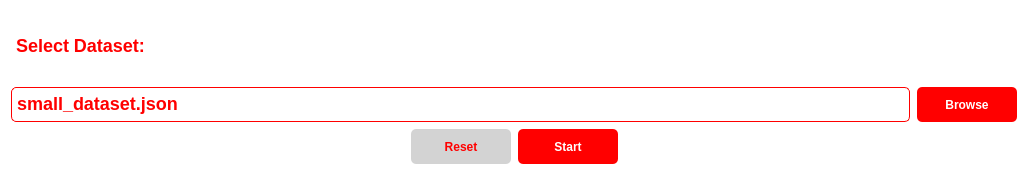
TudorMaxim/flag_colouring_model, file src/views/home/Home.ui: the form before one commit.
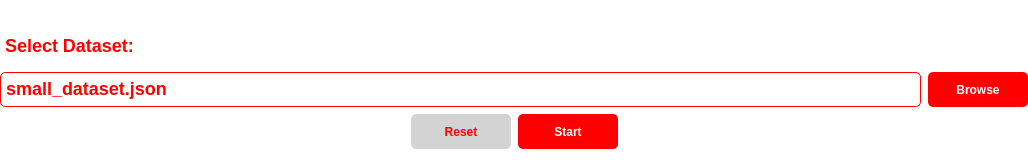
The form after the commit.

```diff
--- a/src/views/home/Home.ui
+++ b/src/views/home/Home.ui
@@ -7,7 +7,7 @@
     <x>0</x>
     <y>0</y>
     <width>1028</width>
-    <height>175</height>
+    <height>160</height>
    </rect>
   </property>
   <property name="windowTitle">
@@ -72,6 +72,12 @@
    <property name="sizeConstraint">
     <enum>QLayout::SetDefaultConstraint</enum>
    </property>
+   <property name="leftMargin">
+    <number>0</number>
+   </property>
+   <property name="rightMargin">
+    <number>0</number>
+   </property>
    <item>
     <layout class="QVBoxLayout" name="selection_vertical_layout">
      <property name="spacing">
```
